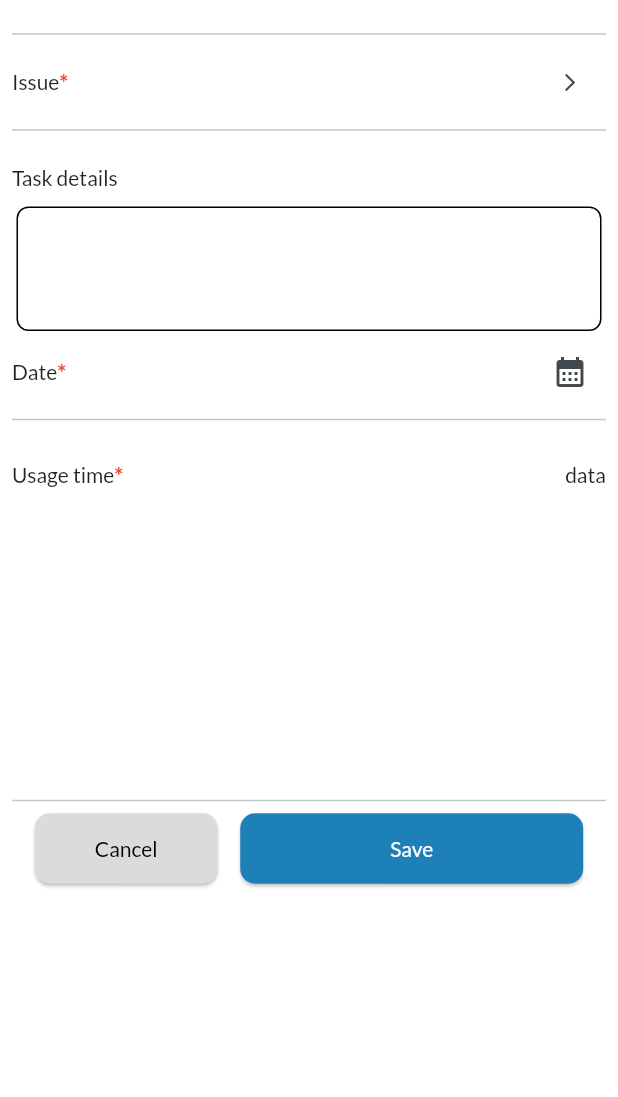
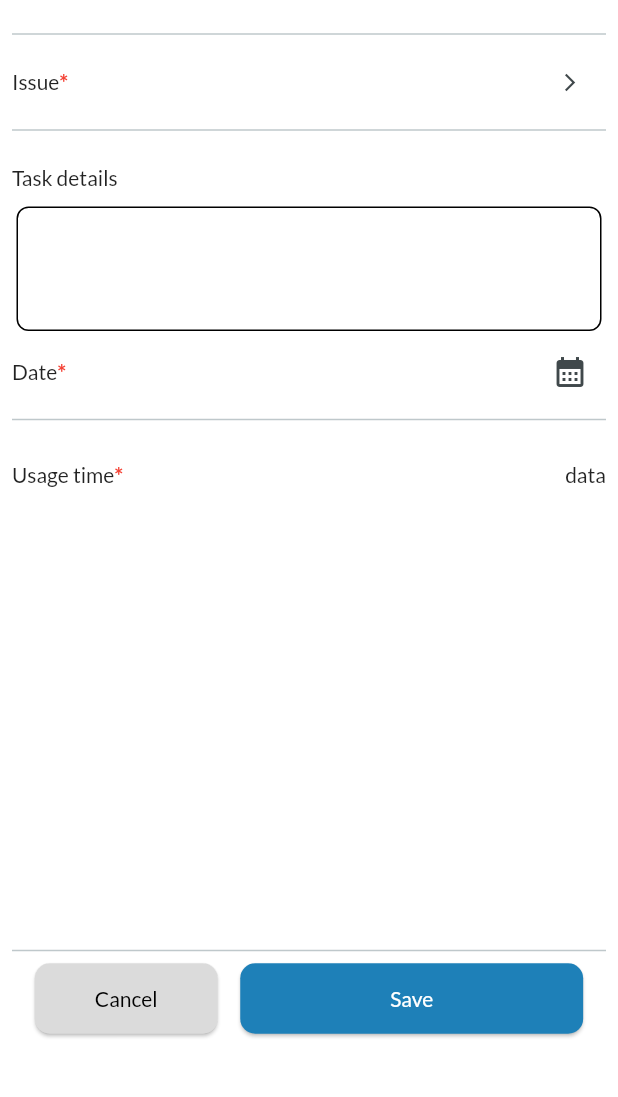
Before and after one commit to vlerbron/timesheet, a Flutter app: the NewTaskPage screen opened directly, on a phone screen of 412 x 824 dp, the part 122-1219 px from its top. Run offline on Flutter 3.47's test engine with Material 2 defaults, Android fonts, the phone set to English and light mode, and no system bars; our stand-ins replace firebase_auth, firebase_core, flutter_riverpod, google_fonts, scrollable_positioned_list; accounts and stored records are empty.

Commit message:
Merge Code -> task_model

```diff
--- a/lib/models/task_model.dart
+++ b/lib/models/task_model.dart
@@ -3,6 +3,7 @@ import 'package:intl/intl.dart';
 final formatter = DateFormat('dd MMMM yyyy');
 
 class TaskModel {
+  final String dayOfWeek;
   final String projectCode;
   final String issue;
   final String taskDetail;
@@ -11,6 +12,7 @@ class TaskModel {
   final int usageTimeMinute;
 
   TaskModel({
+    required this.dayOfWeek,
     required this.projectCode,
     required this.issue,
     required this.taskDetail,
--- a/lib/pages/account_page.dart
+++ b/lib/pages/account_page.dart
@@ -10,6 +10,7 @@ class AccountPage extends StatelessWidget {
     return Scaffold(
       appBar: AppBar(
         title: const Text('My Account'),
+        centerTitle: true,
       ),
       body: Row(
           crossAxisAlignment: CrossAxisAlignment.start,
--- a/lib/pages/new_task_page.dart
+++ b/lib/pages/new_task_page.dart
@@ -184,7 +184,7 @@ class _NewTaskState extends State<NewTaskPage> {
                   //   ),
                   // ),
                 ]),
-                const SizedBox(height: 200),
+                const SizedBox(height: 300),
                 const Divider(),
                 Row(
                   mainAxisAlignment: MainAxisAlignment.center,
--- a/lib/pages/timesheet_page.dart
+++ b/lib/pages/timesheet_page.dart
@@ -23,6 +23,7 @@ class _TimesheetPageState extends ConsumerState<TimesheetPage> {
     return Scaffold(
       appBar: AppBar(
         title: const Text("Timesheet"),
+        centerTitle: true,
       ),
       body: Column(
         children: [
```
Also changed, not shown: lib/data/dummy_task.dart (+8 -0 lines).
